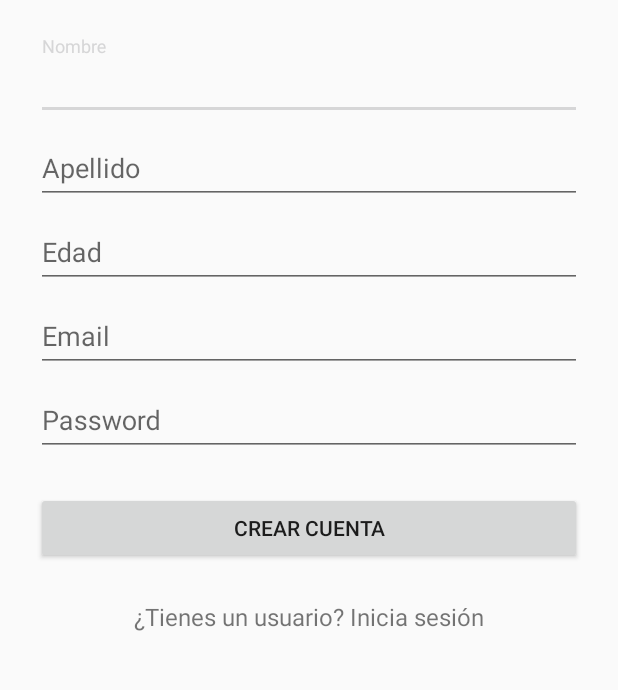
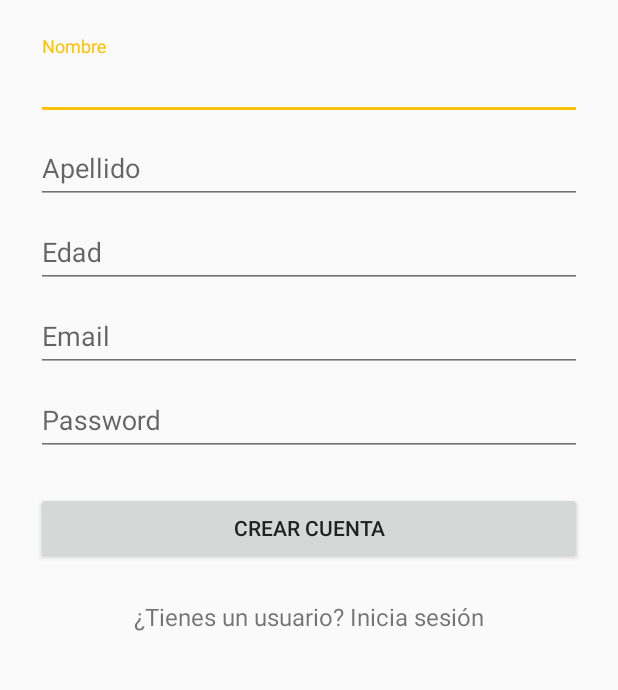
Before and after one commit to ranfis/mcp-android, an Android app: the SignUpActivity screen opened directly, with no data from a screen before it, on a phone screen of 412 x 824 dp, the part 152-842 px from its top. Run offline under Robolectric (Android 15) with nearby library versions, the phone set to English and light mode, and no system bars.

Commit message:
Add schema to style

```diff
--- a/app/src/main/res/values/styles.xml
+++ b/app/src/main/res/values/styles.xml
@@ -3,16 +3,24 @@
     <!-- Base application theme. -->
     <style name="AppTheme" parent="Theme.AppCompat.Light.DarkActionBar">
         <!-- Customize your theme here. -->
-        <item name="colorPrimary">@color/colorPrimary</item>
-        <item name="colorPrimaryDark">@color/colorPrimaryDark</item>
-        <item name="colorAccent">@color/colorAccent</item>
+        <item name="colorPrimary">@color/primary</item>
+        <item name="colorPrimaryDark">@color/primary_dark</item>
+        <item name="colorAccent">@color/accent</item>
+        <item name="android:textColorPrimary">@color/primary_text</item>
+        <item name="android:textColorSecondary">@color/secondary_text</item>
+        <item name="android:icon">@color/icons</item>
+        <item name="android:divider">@color/divider</item>
     </style>
 
     <style name="AppThemeLogin" parent="Theme.AppCompat.Light.NoActionBar">
         <!-- Customize your theme here. -->
-        <item name="colorPrimary">@color/colorTextLogin</item>
-        <item name="colorPrimaryDark">@color/colorTextLogin</item>
-        <item name="colorAccent">@color/colorTextLogin</item>
+        <item name="colorPrimary">@color/primary</item>
+        <item name="colorPrimaryDark">@color/primary_dark</item>
+        <item name="colorAccent">@color/accent</item>
+        <item name="android:textColorPrimary">@color/primary_text</item>
+        <item name="android:textColorSecondary">@color/secondary_text</item>
+        <item name="android:icon">@color/icons</item>
+        <item name="android:divider">@color/divider</item>
     </style>
 
 </resources>
```
